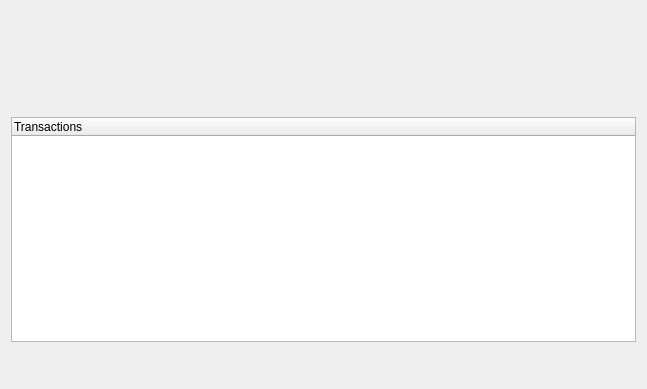
chmmou/olbaflinx, file src/uis/Transaction.ui: the form before one commit.
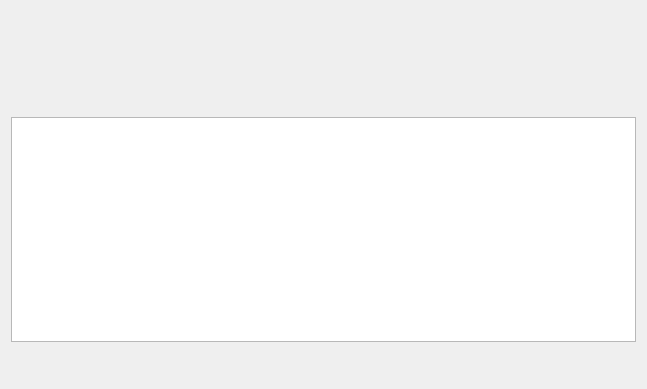
The form after the commit. Icons and pictures are not drawn. Custom widgets are drawn as their Qt base class.

Commit message:
Transaction support not yet ready
- Receiving transaction
- Store transaction (not finished yet)
- Change to table view instead of tree widget
- Update readme

Patch:
```diff
--- a/src/uis/Transaction.ui
+++ b/src/uis/Transaction.ui
@@ -31,12 +31,19 @@
     </widget>
    </item>
    <item>
-    <widget class="QTreeWidget" name="treeWidgetTransactions">
-     <column>
-      <property name="text">
-       <string>Transactions</string>
-      </property>
-     </column>
+    <widget class="QTableView" name="tableViewTransactions">
+     <property name="showGrid">
+      <bool>false</bool>
+     </property>
+     <attribute name="horizontalHeaderStretchLastSection">
+      <bool>true</bool>
+     </attribute>
+     <attribute name="verticalHeaderCascadingSectionResizes">
+      <bool>true</bool>
+     </attribute>
+     <attribute name="verticalHeaderDefaultSectionSize">
+      <number>20</number>
+     </attribute>
     </widget>
    </item>
    <item>
```
The commit also changes 27 other files.
